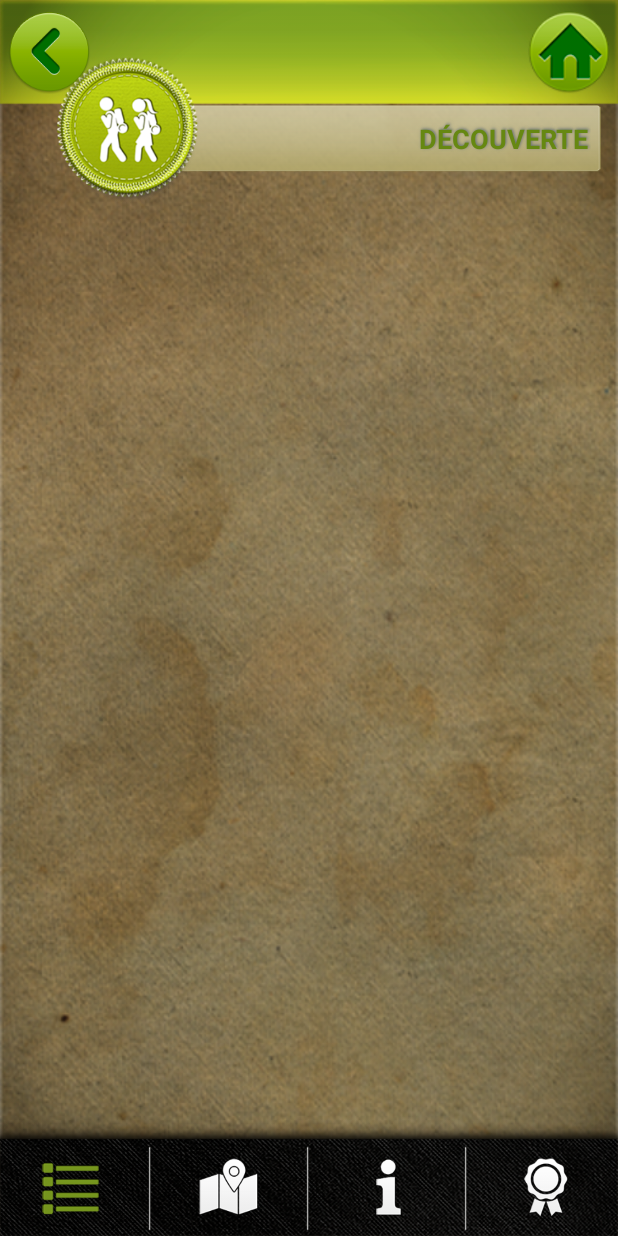
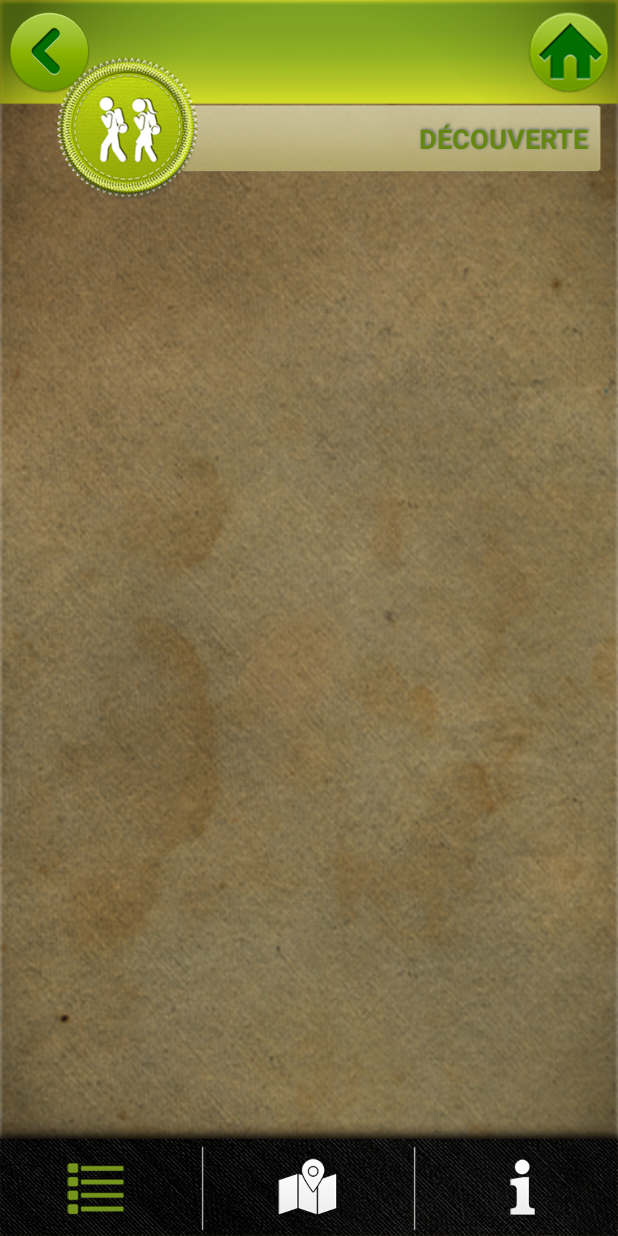
Before and after one commit to cesarlapuente/PAYOLLE_APP, an Android app: the screen it shows after launch (DecouverteRoutesListActivity), after a tap on "DÉCOUVERTE", on a phone screen of 412 x 824 dp. Run offline under Robolectric (Android 15) with nearby library versions, the phone set to English and light mode, and no system bars; libraries missing offline, so code that uses them is left out: com.esri.core; 1 statement that could not run was skipped.

Commit message:
- Delete Badge button in DE part - Change default POI  details image

```diff
--- a/app/src/main/java/eu/randomobile/payolle/apppayolle/mod_home/SplashActivity.java
+++ b/app/src/main/java/eu/randomobile/payolle/apppayolle/mod_home/SplashActivity.java
@@ -167,7 +167,7 @@ public class SplashActivity extends Activity {
     }
 
     public void feedInfo(){
-        app.clienteDrupal.customMethodCallPost("info/get_list", new AsyncHttpResponseHandler() {
+        app.clienteDrupal.customMethodCallPost("info/get_list", new AsyncHttpResponseHandler() { //TODO fix first launch bug nullPointerException
                     public void onSuccess(String response) {
                         Log.d("JmmLog","response :="+response);
 
--- a/app/src/main/res/layout/feed_activity_routes_list_decouverte.xml
+++ b/app/src/main/res/layout/feed_activity_routes_list_decouverte.xml
@@ -137,75 +137,62 @@
         android:layout_width="wrap_content"
         android:layout_height="80dp"
         android:layout_gravity="bottom"
+        android:background="@drawable/fondo_menu_footer"
         android:gravity="bottom|center"
         android:shrinkColumns="*"
-        android:stretchColumns="*"
-        android:background="@drawable/fondo_menu_footer">
+        android:stretchColumns="*">
+
         <TableRow
+            android:layout_width="match_parent"
             android:layout_height="wrap_content"
-            android:layout_width="match_parent"
             android:gravity="center"
             android:paddingTop="15dp">
+
             <ImageButton
+                android:id="@+id/btn_footer_list"
                 android:layout_width="0dp"
                 android:layout_height="50dp"
                 android:layout_weight="2"
-                android:src="@drawable/icono_lista_actif"
-                android:id="@+id/btn_footer_list"
+                android:adjustViewBounds="true"
+                android:background="@color/transparent"
                 android:scaleType="centerInside"
-                android:adjustViewBounds="true"
-                android:background="@color/transparent"/>
+                android:src="@drawable/icono_lista_actif" />
+
             <ImageView
                 android:layout_width="0dp"
                 android:layout_height="wrap_content"
                 android:layout_weight="0.2"
-                android:src="@drawable/separacion_menu"
+                android:adjustViewBounds="true"
                 android:scaleType="centerInside"
-                android:adjustViewBounds="true"
-            />
+                android:src="@drawable/separacion_menu" />
+
             <ImageButton
+                android:id="@+id/btn_footer_map"
                 android:layout_width="0dp"
                 android:layout_height="50dp"
                 android:layout_weight="2"
-                android:src="@drawable/icono_mapa_deactif"
-                android:id="@+id/btn_footer_map"
+                android:adjustViewBounds="true"
+                android:background="@color/transparent"
                 android:scaleType="centerInside"
-                android:adjustViewBounds="true"
-                android:background="@color/transparent"/>
+                android:src="@drawable/icono_mapa_deactif" />
+
             <ImageView
                 android:layout_width="0dp"
                 android:layout_height="wrap_content"
                 android:layout_weight="0.2"
-                android:src="@drawable/separacion_menu"
+                android:adjustViewBounds="true"
                 android:scaleType="centerInside"
-                android:adjustViewBounds="true"
-            />
+                android:src="@drawable/separacion_menu" />
+
             <ImageButton
+                android:id="@+id/btn_footer_info"
                 android:layout_width="0dp"
                 android:layout_height="50dp"
                 android:layout_weight="2"
-                android:src="@drawable/icono_info_deactif"
-                android:id="@+id/btn_footer_info"
+                android:adjustViewBounds="true"
+                android:background="@color/transparent"
                 android:scaleType="centerInside"
-                android:adjustViewBounds="true"
-                android:background="@color/transparent"/>
-            <ImageView
-                android:layout_width="0dp"
-                android:layout_height="wrap_content"
-                android:layout_weight="0.2"
-                android:src="@drawable/separacion_menu"
-                android:scaleType="centerInside"
-                android:adjustViewBounds="true"
-            />
-            <ImageButton
-                android:layout_width="0dp"
-                android:layout_height="50dp"
-                android:layout_weight="2"
-                android:src="@drawable/icono_badges_deactif"
-                android:id="@+id/btn_footer_passport"
-                android:scaleType="centerInside"
-                android:adjustViewBounds="true"
-                android:background="@color/transparent"/>
+                android:src="@drawable/icono_info_deactif" />
 
         </TableRow>
 
```
Also changed, not shown: app/src/main/res/layout/activity_feed_route_decouverte.xml (+2 -19 lines), app/src/main/res/layout/feed_activity_game.xml (+0 -17 lines), app/src/main/res/layout/feed_activity_info_decouverte.xml (+26 -38 lines), app/src/main/res/layout/feed_activity_lire.xml (+65 -76 lines), app/src/main/res/layout/feed_activity_poi_details.xml (+2 -18 lines), app/src/main/res/layout/feed_activity_routes_list.xml (+12 -10 lines), app/src/main/res/drawable/hide_bot_menu.png (added), app/src/main/res/drawable/show_bot_menu.png (added), 1 other file.
